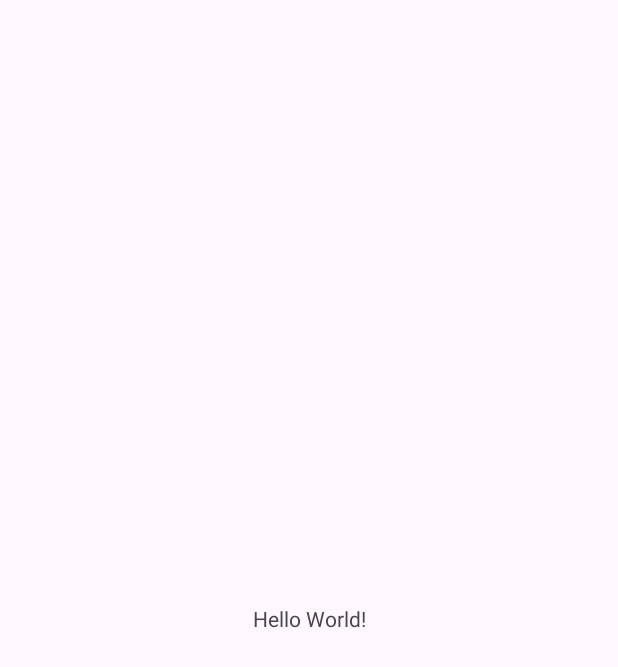
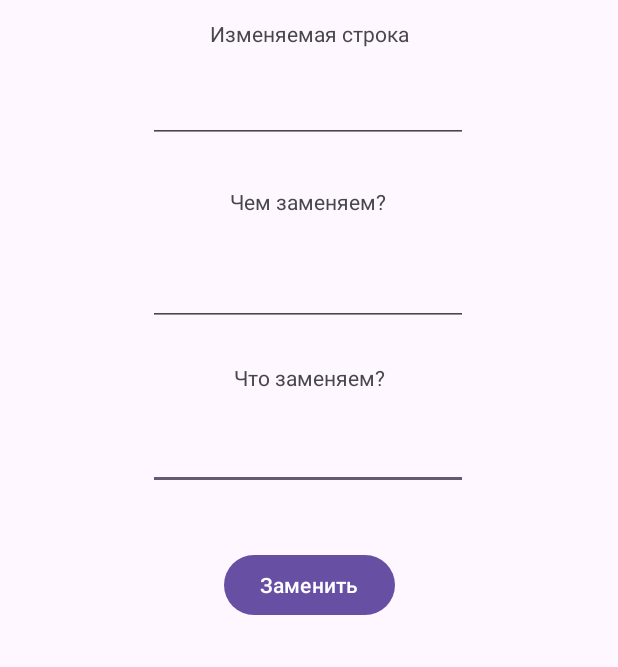
Before and after one commit to AAM1337/Laba_3, an Android app: the screen it shows after launch (MainActivity), on a phone screen of 412 x 824 dp. Before the commit the part shown is almost empty. Shown: the top 667 px of the screen. Run offline under Robolectric (Android 15) with nearby library versions, the phone set to English and light mode, and no system bars.

Commit message:
Дизайн

```diff
--- a/app/src/main/res/layout/activity_main.xml
+++ b/app/src/main/res/layout/activity_main.xml
@@ -7,13 +7,91 @@
     android:layout_height="match_parent"
     tools:context=".MainActivity">
 
-    <TextView
+    <EditText
+        android:id="@+id/editTextText3"
         android:layout_width="wrap_content"
         android:layout_height="wrap_content"
-        android:text="Hello World!"
+        android:ems="10"
+        android:inputType="text"
+        android:text=""
+        app:layout_constraintBottom_toBottomOf="parent"
+        app:layout_constraintEnd_toEndOf="parent"
+        app:layout_constraintHorizontal_bias="0.497"
+        app:layout_constraintStart_toStartOf="parent"
+        app:layout_constraintTop_toBottomOf="@+id/textView3"
+        app:layout_constraintVertical_bias="0.039" />
+
+    <EditText
+        android:id="@+id/editTextText2"
+        android:layout_width="wrap_content"
+        android:layout_height="wrap_content"
+        android:ems="10"
+        android:inputType="text"
+        android:text=""
+        app:layout_constraintBottom_toBottomOf="parent"
+        app:layout_constraintEnd_toEndOf="parent"
+        app:layout_constraintHorizontal_bias="0.497"
+        app:layout_constraintStart_toStartOf="parent"
+        app:layout_constraintTop_toTopOf="parent"
+        app:layout_constraintVertical_bias="0.221" />
+
+    <TextView
+        android:id="@+id/textView3"
+        android:layout_width="wrap_content"
+        android:layout_height="wrap_content"
+        android:text="Что заменяем?"
         app:layout_constraintBottom_toBottomOf="parent"
         app:layout_constraintEnd_toEndOf="parent"
         app:layout_constraintStart_toStartOf="parent"
-        app:layout_constraintTop_toTopOf="parent" />
+        app:layout_constraintTop_toBottomOf="@+id/editTextText2"
+        app:layout_constraintVertical_bias="0.042" />
+
+    <Button
+        android:id="@+id/button"
+        android:layout_width="wrap_content"
+        android:layout_height="wrap_content"
+        android:text="Заменить"
+        app:layout_constraintBottom_toBottomOf="parent"
+        app:layout_constraintEnd_toEndOf="parent"
+        app:layout_constraintStart_toStartOf="parent"
+        app:layout_constraintTop_toBottomOf="@+id/editTextText3"
+        app:layout_constraintVertical_bias="0.087" />
+
+    <EditText
+        android:id="@+id/editTextText"
+        android:layout_width="wrap_content"
+        android:layout_height="wrap_content"
+        android:ems="10"
+        android:inputType="text"
+        android:text=""
+        app:layout_constraintBottom_toBottomOf="parent"
+        app:layout_constraintEnd_toEndOf="parent"
+        app:layout_constraintHorizontal_bias="0.497"
+        app:layout_constraintStart_toStartOf="parent"
+        app:layout_constraintTop_toBottomOf="@+id/textView"
+        app:layout_constraintVertical_bias="0.024" />
+
+    <TextView
+        android:id="@+id/textView2"
+        android:layout_width="wrap_content"
+        android:layout_height="wrap_content"
+        android:text="Чем заменяем?"
+        app:layout_constraintBottom_toBottomOf="parent"
+        app:layout_constraintEnd_toEndOf="parent"
+        app:layout_constraintHorizontal_bias="0.498"
+        app:layout_constraintStart_toStartOf="parent"
+        app:layout_constraintTop_toBottomOf="@+id/editTextText"
+        app:layout_constraintVertical_bias="0.041" />
+
+    <TextView
+        android:id="@+id/textView"
+        android:layout_width="wrap_content"
+        android:layout_height="wrap_content"
+        android:text="Изменяемая строка"
+        app:layout_constraintBottom_toBottomOf="parent"
+        app:layout_constraintEnd_toEndOf="parent"
+        app:layout_constraintStart_toStartOf="parent"
+        app:layout_constraintTop_toTopOf="parent"
+        app:layout_constraintVertical_bias="0.016" />
 
 </androidx.constraintlayout.widget.ConstraintLayout>
```
